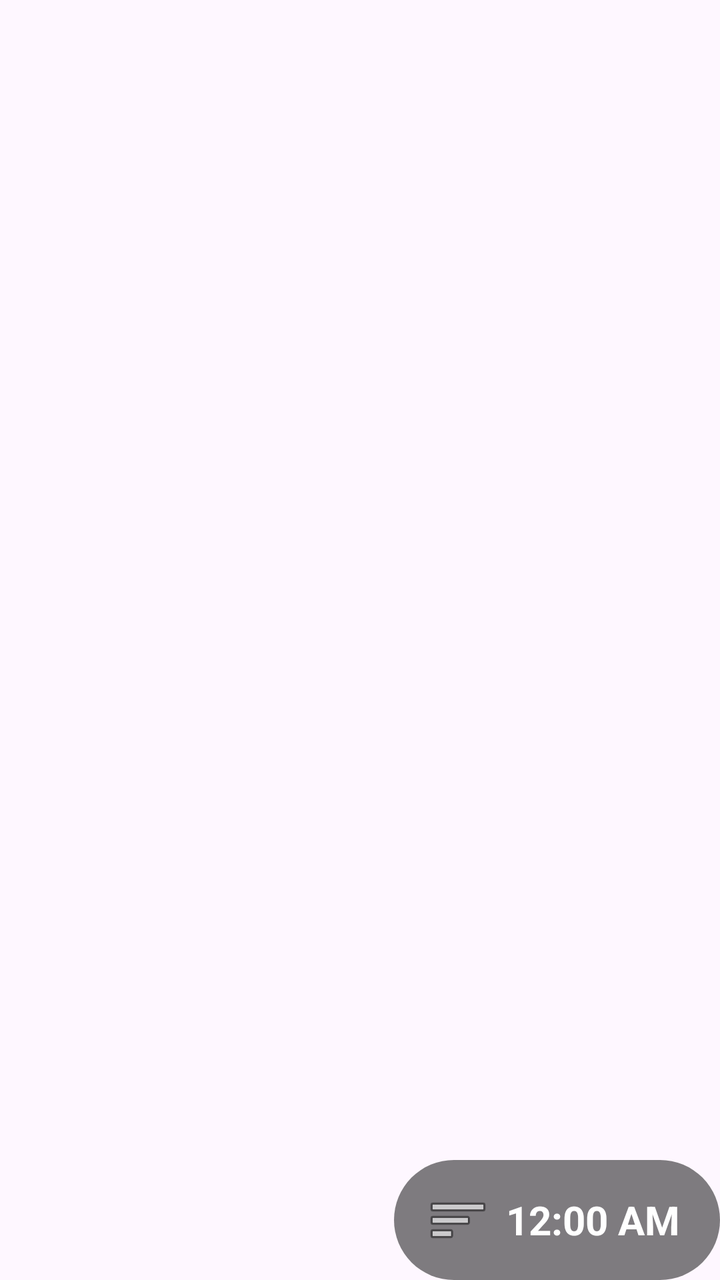
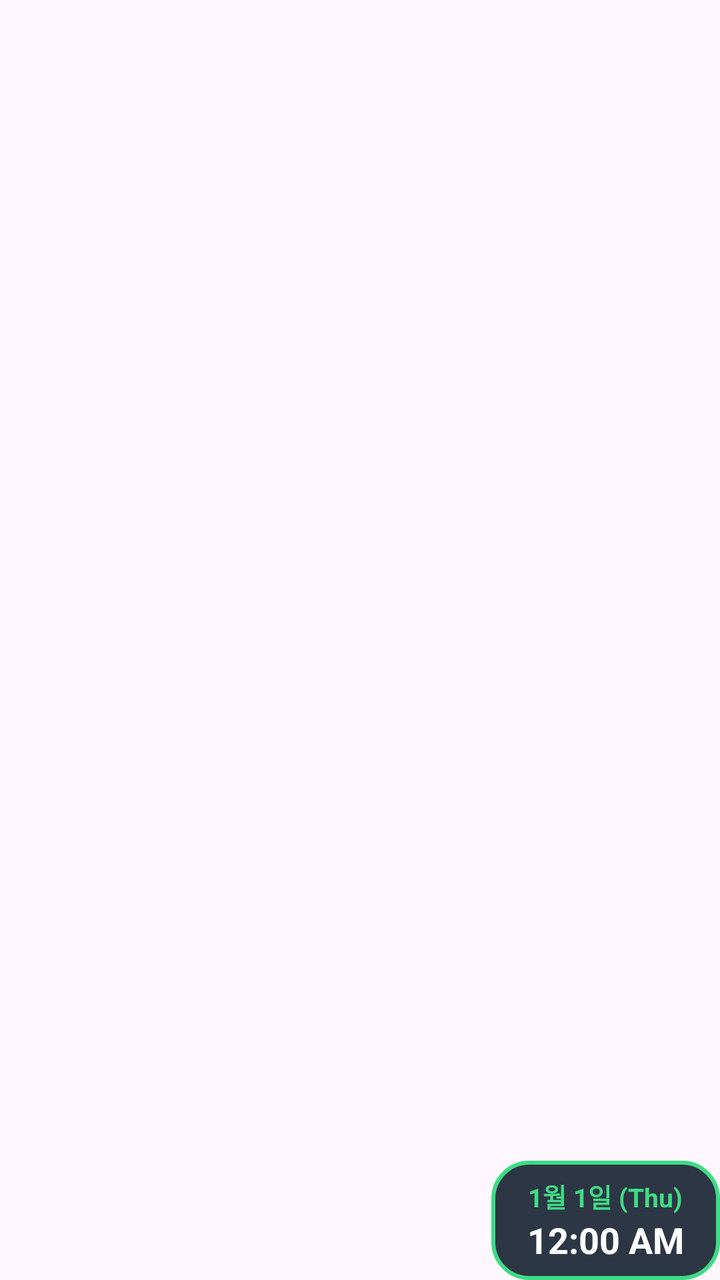

Two renders of the same Android screen: before a commit and after it. Below are the layout's source before the change and the commit's diff.
<!-- AndroidManifest.xml: application theme Theme.CarHome -->
<!-- res/layout/layout_floating.xml -->
<?xml version="1.0" encoding="utf-8"?>
<FrameLayout
    xmlns:android="http://schemas.android.com/apk/res/android"
    android:id="@+id/floatingRoot"
    android:layout_width="match_parent"
    android:layout_height="wrap_content">

    
    <LinearLayout
        android:id="@+id/floatingContent"
        android:layout_width="match_parent"
        android:layout_height="wrap_content"
        android:orientation="vertical"
        android:background="#D9121212"
        android:padding="24dp"
        android:gravity="center"
        android:visibility="gone">

    
    <TextClock
        android:id="@+id/textClockFloating"
        android:layout_width="wrap_content"
        android:layout_height="wrap_content"
        android:format12Hour="hh:mm a"
        android:format24Hour="HH:mm"
        android:textColor="#FFFFFF"
        android:textSize="50sp"
        android:textStyle="bold"
        android:layout_marginBottom="16dp" />

    
    <LinearLayout
        android:layout_width="match_parent"
        android:layout_height="wrap_content"
        android:orientation="horizontal"
        android:weightSum="4"
        android:gravity="center">

        <ImageView
            android:id="@+id/btnFloatingTmap"
            android:layout_width="0dp"
            android:layout_height="100dp"
            android:layout_weight="1"
            android:scaleType="fitCenter" />

        <ImageView
            android:id="@+id/btnFloatingVideo"
            android:layout_width="0dp"
            android:layout_height="100dp"
            android:layout_weight="1"
            android:scaleType="fitCenter" />

        
        <ImageView
            android:id="@+id/btnFloatingBrave"
            android:layout_width="0dp"
            android:layout_height="100dp"
            android:layout_weight="1"
            android:scaleType="fitCenter" />

        
        <ImageView
            android:id="@+id/btnFloatingClean"
            android:layout_width="0dp"
            android:layout_height="100dp"
            android:layout_weight="1"
            android:src="@android:drawable/ic_menu_delete"
            android:scaleType="fitCenter" />

        </LinearLayout>

        
        <HorizontalScrollView
            android:layout_width="match_parent"
            android:layout_height="wrap_content"
            android:layout_marginTop="24dp"
            android:scrollbars="none">
            
            <LinearLayout
                android:id="@+id/channelButtonContainer"
                android:layout_width="wrap_content"
                android:layout_height="wrap_content"
                android:orientation="horizontal"
                android:gravity="center_vertical" />
        </HorizontalScrollView>
    </LinearLayout>

    
    <TextClock
        android:id="@+id/handleBar"
        android:layout_width="wrap_content"
        android:layout_height="60dp"
        android:layout_gravity="bottom|end"
        android:background="@drawable/bg_round_btn"
        android:paddingStart="16dp"
        android:paddingEnd="20dp"
        android:drawableStart="@android:drawable/ic_menu_sort_by_size"
        android:drawablePadding="8dp"
        android:format12Hour="h:mm a"
        android:format24Hour="HH:mm"
        android:gravity="center"
        android:textColor="#FFFFFF"
        android:textSize="20sp"
        android:textStyle="bold" />
</FrameLayout>
<!-- resources referenced by this layout -->
<resources>
  <!-- drawable bg_round_btn (drawable) -->
  <?xml version="1.0" encoding="utf-8"?>
  <shape xmlns:android="http://schemas.android.com/apk/res/android"
      android:shape="rectangle">
      <corners android:radius="50dp" />
      
      <solid android:color="#80000000" />
  </shape>
  <style name="Theme.CarHome" parent="Base.Theme.CarHome" />
  <style name="Base.Theme.CarHome" parent="Theme.Material3.DayNight.NoActionBar">
          
          
      </style>
</resources>

<!-- the commit's change to res/layout/layout_floating.xml (unified diff, before → after) -->
@@ -11,71 +11,91 @@
         android:layout_width="match_parent"
         android:layout_height="wrap_content"
         android:orientation="vertical"
-        android:background="#D9121212"
+        android:background="@drawable/bg_floating_popup"
         android:padding="24dp"
         android:gravity="center"
         android:visibility="gone">
 
-    
-    <TextClock
-        android:id="@+id/textClockFloating"
-        android:layout_width="wrap_content"
-        android:layout_height="wrap_content"
-        android:format12Hour="hh:mm a"
-        android:format24Hour="HH:mm"
-        android:textColor="#FFFFFF"
-        android:textSize="50sp"
-        android:textStyle="bold"
-        android:layout_marginBottom="16dp" />
-
-    
-    <LinearLayout
-        android:layout_width="match_parent"
-        android:layout_height="wrap_content"
-        android:orientation="horizontal"
-        android:weightSum="4"
-        android:gravity="center">
-
-        <ImageView
-            android:id="@+id/btnFloatingTmap"
-            android:layout_width="0dp"
-            android:layout_height="100dp"
-            android:layout_weight="1"
-            android:scaleType="fitCenter" />
-
-        <ImageView
-            android:id="@+id/btnFloatingVideo"
-            android:layout_width="0dp"
-            android:layout_height="100dp"
-            android:layout_weight="1"
-            android:scaleType="fitCenter" />
+        
+        <TextClock
+            android:id="@+id/textClockFloatingDate"
+            android:layout_width="wrap_content"
+            android:layout_height="wrap_content"
+            android:format12Hour="yyyy년 M월 d일 (E)"
+            android:format24Hour="yyyy년 M월 d일 (E)"
+            android:textColor="#3DDC84"
+            android:textSize="22sp"
+            android:textStyle="bold"
+            android:layout_marginBottom="2dp" />
 
         
-        <ImageView
-            android:id="@+id/btnFloatingBrave"
-            android:layout_width="0dp"
-            android:layout_height="100dp"
-            android:layout_weight="1"
-            android:scaleType="fitCenter" />
+        <TextClock
+            android:id="@+id/textClockFloating"
+            android:layout_width="wrap_content"
+            android:layout_height="wrap_content"
+            android:format12Hour="hh:mm a"
+            android:format24Hour="HH:mm"
+            android:textColor="#FFFFFF"
+            android:textSize="50sp"
+            android:textStyle="bold"
+            android:layout_marginBottom="16dp" />
 
         
-        <ImageView
-            android:id="@+id/btnFloatingClean"
-            android:layout_width="0dp"
-            android:layout_height="100dp"
-            android:layout_weight="1"
-            android:src="@android:drawable/ic_menu_delete"
-            android:scaleType="fitCenter" />
+        <LinearLayout
+            android:layout_width="match_parent"
+            android:layout_height="wrap_content"
+            android:orientation="horizontal"
+            android:weightSum="5"
+            android:gravity="center">
 
+            <ImageView
+                android:id="@+id/btnFloatingTmap"
+                android:layout_width="0dp"
+                android:layout_height="80dp"
+                android:layout_weight="1"
+                android:scaleType="fitCenter" />
+
+            <ImageView
+                android:id="@+id/btnFloatingVideo"
+                android:layout_width="0dp"
+                android:layout_height="80dp"
+                android:layout_weight="1"
+                android:scaleType="fitCenter" />
+
+            
+            <ImageView
+                android:id="@+id/btnFloatingBrave"
+                android:layout_width="0dp"
+                android:layout_height="80dp"
+                android:layout_weight="1"
+                android:scaleType="fitCenter" />
+
+            
+            <ImageView
+                android:id="@+id/btnFloatingAllApps"
+                android:layout_width="0dp"
+                android:layout_height="80dp"
+                android:layout_weight="1"
+                android:src="@android:drawable/ic_menu_agenda"
+                android:scaleType="fitCenter" />
+
+            
+            <ImageView
+                android:id="@+id/btnFloatingClean"
+                android:layout_width="0dp"
+                android:layout_height="80dp"
+                android:layout_weight="1"
+                android:src="@android:drawable/ic_menu_delete"
+                android:scaleType="fitCenter" />
         </LinearLayout>
 
         
         <HorizontalScrollView
             android:layout_width="match_parent"
             android:layout_height="wrap_content"
-            android:layout_marginTop="24dp"
+            android:layout_marginTop="20dp"
             android:scrollbars="none">
-            
+
             <LinearLayout
                 android:id="@+id/channelButtonContainer"
                 android:layout_width="wrap_content"
@@ -86,20 +106,41 @@
     </LinearLayout>
 
     
-    <TextClock
+    <LinearLayout
         android:id="@+id/handleBar"
         android:layout_width="wrap_content"
-        android:layout_height="60dp"
+        android:layout_height="wrap_content"
         android:layout_gravity="bottom|end"
-        android:background="@drawable/bg_round_btn"
-        android:paddingStart="16dp"
-        android:paddingEnd="20dp"
-        android:drawableStart="@android:drawable/ic_menu_sort_by_size"
-        android:drawablePadding="8dp"
-        android:format12Hour="h:mm a"
-        android:format24Hour="HH:mm"
+        android:orientation="vertical"
+        android:background="@drawable/bg_floating_handle"
+        android:paddingStart="18dp"
+        android:paddingEnd="18dp"
+        android:paddingTop="8dp"
+        android:paddingBottom="8dp"
         android:gravity="center"
-        android:textColor="#FFFFFF"
-        android:textSize="20sp"
-        android:textStyle="bold" />
+        android:clickable="true"
+        android:focusable="true">
+
+        
+        <TextClock
+            android:id="@+id/handleDate"
+            android:layout_width="wrap_content"
+            android:layout_height="wrap_content"
+            android:format12Hour="M월 d일 (E)"
+            android:format24Hour="M월 d일 (E)"
+            android:textColor="#3DDC84"
+            android:textSize="13sp"
+            android:textStyle="bold" />
+
+        
+        <TextClock
+            android:id="@+id/handleTime"
+            android:layout_width="wrap_content"
+            android:layout_height="wrap_content"
+            android:format12Hour="h:mm a"
+            android:format24Hour="HH:mm"
+            android:textColor="#FFFFFF"
+            android:textSize="18sp"
+            android:textStyle="bold" />
+    </LinearLayout>
 </FrameLayout>
<!-- resource entries referenced after the edit -->
@@ -1,12 +1,26 @@
 <!-- resources referenced by this layout -->
 <resources>
-  <!-- drawable bg_round_btn (drawable) -->
+  <!-- drawable bg_floating_handle (drawable) -->
   <?xml version="1.0" encoding="utf-8"?>
   <shape xmlns:android="http://schemas.android.com/apk/res/android"
       android:shape="rectangle">
-      <corners android:radius="50dp" />
+      <corners android:radius="18dp" />
       
-      <solid android:color="#80000000" />
+      <solid android:color="#F2222C3A" />
+      
+      <stroke
+          android:width="2dp"
+          android:color="#3DDC84" />
+  </shape>
+  <!-- drawable bg_floating_popup (drawable) -->
+  <?xml version="1.0" encoding="utf-8"?>
+  <shape xmlns:android="http://schemas.android.com/apk/res/android"
+      android:shape="rectangle">
+      <corners android:radius="24dp" />
+      <solid android:color="#F21E2633" />
+      <stroke
+          android:width="2dp"
+          android:color="#4D627A" />
   </shape>
   <style name="Theme.CarHome" parent="Base.Theme.CarHome" />
   <style name="Base.Theme.CarHome" parent="Theme.Material3.DayNight.NoActionBar">
